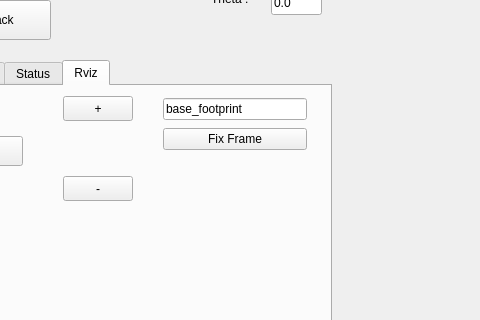
hungmanh150602/robot_hokuyo, file QTApp/robot_gui/mainwindow.ui: the form before one commit; both pictures show x 229 to 709 and y 120 to 440 of the 1280 by 720 pixel window.
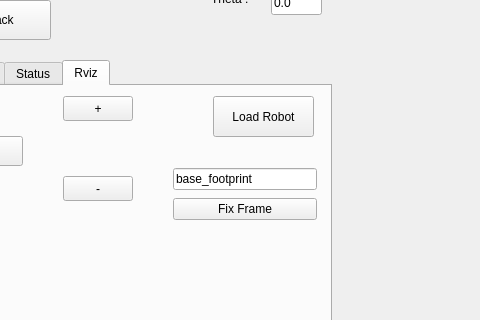
The form after the commit.

Diff of the .ui file:
```diff
--- a/QTApp/robot_gui/mainwindow.ui
+++ b/QTApp/robot_gui/mainwindow.ui
@@ -325,8 +325,8 @@
      <widget class="QWidget" name="layoutWidget">
       <property name="geometry">
        <rect>
-        <x>380</x>
-        <y>10</y>
+        <x>390</x>
+        <y>80</y>
         <width>144</width>
         <height>58</height>
        </rect>
@@ -381,6 +381,19 @@
        </item>
       </layout>
      </widget>
+     <widget class="QPushButton" name="btn_LoadRobot">
+      <property name="geometry">
+       <rect>
+        <x>430</x>
+        <y>10</y>
+        <width>101</width>
+        <height>41</height>
+       </rect>
+      </property>
+      <property name="text">
+       <string>Load Robot</string>
+      </property>
+     </widget>
     </widget>
    </widget>
    <widget class="QGroupBox" name="groupBox_pose">
```
Left out of the diff: 2 changed lines with no effect on the pictures.
